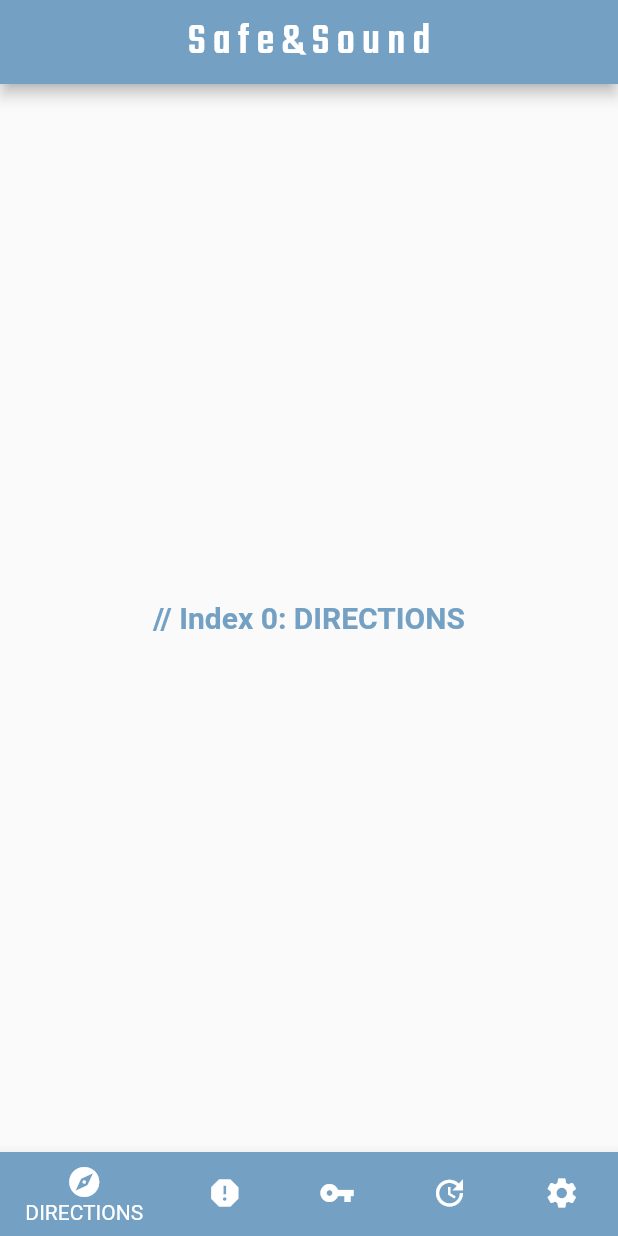
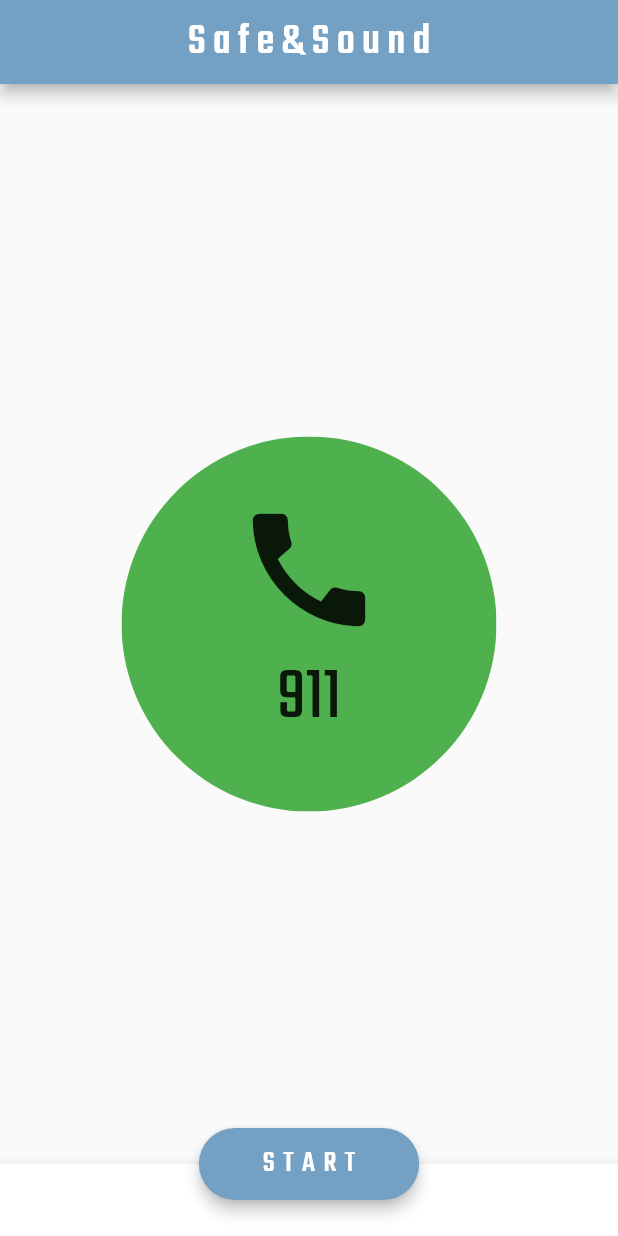
Before and after one commit to trisham13/safe-and-sound, a Flutter app: the screen it shows after launch, on a phone screen of 412 x 824 dp. Run offline on Flutter 3.47's test engine with Material 2 defaults, Android fonts, the phone set to English and light mode, and no system bars; our stand-ins replace google_fonts.

Commit message:
start page added

```diff
--- a/client/untitled/lib/main.dart
+++ b/client/untitled/lib/main.dart
@@ -3,64 +3,20 @@ import 'package:google_fonts/google_fonts.dart';
 
 void main() => runApp(MyApp());
 
-/// This is the main application widget.
 class MyApp extends StatelessWidget {
-  static const String _title = 'Flutter Code Sample';
-
   @override
   Widget build(BuildContext context) {
     return MaterialApp(
-      title: _title,
-      home: MyStatefulWidget(),
-    );
+        title: 'Default Font',
+        theme: ThemeData(fontFamily: 'teko'),
+        home: Home());
   }
 }
 
-/// This is the stateful widget that the main application instantiates.
-class MyStatefulWidget extends StatefulWidget {
-  MyStatefulWidget({Key key}) : super(key: key);
-
-  @override
-  _MyStatefulWidgetState createState() => _MyStatefulWidgetState();
-}
-
-/// This is the private State class that goes with MyStatefulWidget.
-class _MyStatefulWidgetState extends State<MyStatefulWidget> {
-  int _selectedIndex = 0;
-  static const TextStyle optionStyle = TextStyle(
-      color: Color(0xff74a1c3), fontSize: 20, fontWeight: FontWeight.bold);
-  static const List<Widget> _widgetOptions = <Widget>[
-    Text(
-      '// Index 0: DIRECTIONS',
-      style: optionStyle,
-    ),
-    Text(
-      '// Index 1: REPORT',
-      style: optionStyle,
-    ),
-    Text(
-      '// Index 2: MY PLACES',
-      style: optionStyle,
-    ),
-    Text(
-      '// Index 3: UPDATES',
-      style: optionStyle,
-    ),
-    Text(
-      '// Index 4: SETTINGS',
-      style: optionStyle,
-    ),
-  ];
-
-  void _onItemTapped(int index) {
-    setState(() {
-      _selectedIndex = index;
-    });
-  }
-
+class Home extends StatelessWidget {
   @override
   Widget build(BuildContext context) {
-    return Scaffold(
+    return new Scaffold(
       appBar: AppBar(
         centerTitle: true,
         title: Text(
@@ -71,34 +27,60 @@ class _MyStatefulWidgetState extends State<MyStatefulWidget> {
         backgroundColor: Color(0xff74a1c3),
       ),
       body: Center(
-        child: _widgetOptions.elementAt(_selectedIndex),
+        child: Column(
+            mainAxisAlignment: MainAxisAlignment.center,
+            children: <Widget>[
+              SizedBox.fromSize(
+                size: Size(250, 250),
+                child: ClipOval(
+                  child: Material(
+                    color: Color(0xff4eb14e), //0xff58a758
+                    child: InkWell(
+                      splashColor: Colors.red,
+                      onTap: () {}, // not only dial, but call 911
+                      child: Column(
+                        mainAxisAlignment: MainAxisAlignment.center,
+                        children: <Widget>[
+                          Icon(Icons.call, size: 100.0),
+                          Text(
+                            "911",
+                            textAlign: TextAlign.center,
+                            style: GoogleFonts.teko(
+                                textStyle: TextStyle(fontSize: 50)),
+                          ),
+                        ],
+                      ),
+                    ),
+                  ),
+                ),
+              ),
+            ]),
       ),
-      bottomNavigationBar: BottomNavigationBar(
-        items: const <BottomNavigationBarItem>[
-          BottomNavigationBarItem(
-              icon: Icon(Icons.explore),
-              label: 'DIRECTIONS',
-              backgroundColor: Color(0xff74a1c3)),
-          BottomNavigationBarItem(
-            icon: Icon(Icons.report),
-            label: 'REPORT',
-          ),
-          BottomNavigationBarItem(
-            icon: Icon(Icons.vpn_key),
-            label: 'MY PLACES',
-          ),
-          BottomNavigationBarItem(
-            icon: Icon(Icons.update),
-            label: 'UPDATES',
-          ),
-          BottomNavigationBarItem(
-            icon: Icon(Icons.settings),
-            label: 'SETTINGS',
-          ),
-        ],
-        currentIndex: _selectedIndex,
-        selectedItemColor: Colors.white,
-        onTap: _onItemTapped,
+      floatingActionButton: FloatingActionButton.extended(
+        elevation: 4.0,
+        label: Text(
+          '     S T A R T     ',
+          style: GoogleFonts.teko(textStyle: TextStyle(fontSize: 20)),
+        ),
+        backgroundColor: Color(0xff74a1c3),
+        onPressed: () {}, // to page_0
+      ),
+      floatingActionButtonLocation: FloatingActionButtonLocation.centerDocked,
+      bottomNavigationBar: BottomAppBar(
+        child: new Row(
+          mainAxisSize: MainAxisSize.max,
+          mainAxisAlignment: MainAxisAlignment.spaceBetween,
+          children: <Widget>[
+            IconButton(
+              icon: Icon(Icons.menu, color: Color(0x00000000)),
+              onPressed: () {},
+            ),
+            IconButton(
+              icon: Icon(Icons.search, color: Color(0x00000000)),
+              onPressed: () {},
+            )
+          ],
+        ),
       ),
     );
   }
```
Also changed, not shown: client/untitled/lib/pages/main_page.dart (added, +105 -0 lines).
